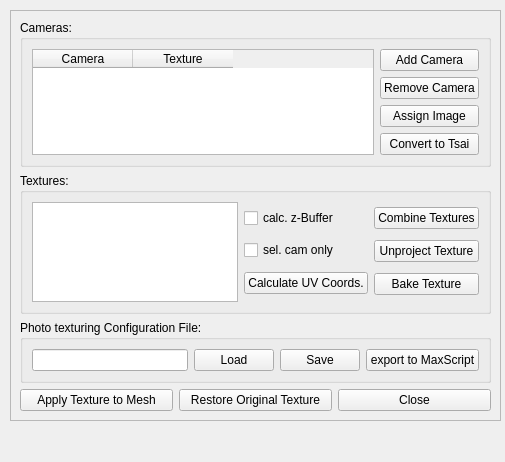
Above: src/meshlabplugins/edit_phototexturing/ui/photoTexturingWidget.ui from cnr-isti-vclab/meshlab before the change. Below: the same form after it.
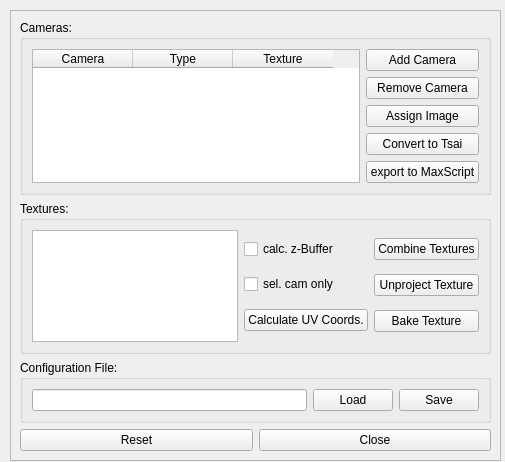
That is the form after the change.

```diff
--- a/src/meshlabplugins/edit_phototexturing/ui/photoTexturingWidget.ui
+++ b/src/meshlabplugins/edit_phototexturing/ui/photoTexturingWidget.ui
@@ -18,7 +18,7 @@
      <x>10</x>
      <y>10</y>
      <width>491</width>
-     <height>411</height>
+     <height>451</height>
     </rect>
    </property>
    <property name="frameShape" >
@@ -64,13 +64,18 @@
                 <enum>QAbstractItemView::SelectRows</enum>
                </property>
                <property name="columnCount" >
-                <number>2</number>
+                <number>3</number>
                </property>
                <column>
                 <property name="text" >
                  <string>Camera</string>
                 </property>
                </column>
+               <column>
+                <property name="text" >
+                 <string>Type</string>
+                </property>
+               </column>
                <column>
                 <property name="text" >
                  <string>Texture</string>
@@ -108,6 +113,13 @@
                  </property>
                 </widget>
                </item>
+               <item>
+                <widget class="QPushButton" name="exportToMaxScriptPushButton" >
+                 <property name="text" >
+                  <string>export to MaxScript</string>
+                 </property>
+                </widget>
+               </item>
               </layout>
              </item>
             </layout>
@@ -190,7 +202,7 @@
         <item>
          <widget class="QGroupBox" name="groupBox_3" >
           <property name="title" >
-           <string>Photo texturing Configuration File:</string>
+           <string>Configuration File:</string>
           </property>
           <layout class="QHBoxLayout" name="horizontalLayout_3" >
            <item>
@@ -212,13 +224,6 @@
                </property>
               </widget>
              </item>
-             <item>
-              <widget class="QPushButton" name="exportToMaxScriptPushButton" >
-               <property name="text" >
-                <string>export to MaxScript</string>
-               </property>
-              </widget>
-             </item>
             </layout>
            </item>
           </layout>
@@ -231,14 +236,7 @@
         <item>
          <widget class="QPushButton" name="applyPushButton" >
           <property name="text" >
-           <string>Apply Texture to Mesh</string>
-          </property>
-         </widget>
-        </item>
-        <item>
-         <widget class="QPushButton" name="cancelPushButton" >
-          <property name="text" >
-           <string>Restore Original Texture</string>
+           <string>Reset</string>
           </property>
          </widget>
         </item>
```
Left out of the diff: 2 changed lines with no effect on the pictures.
